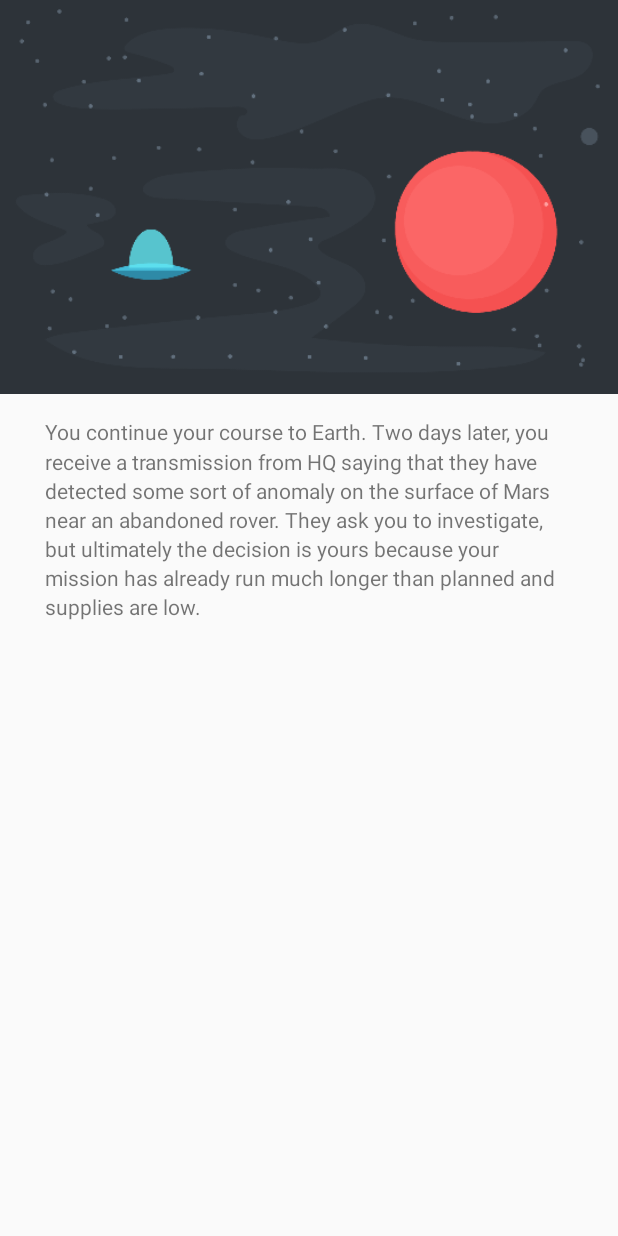
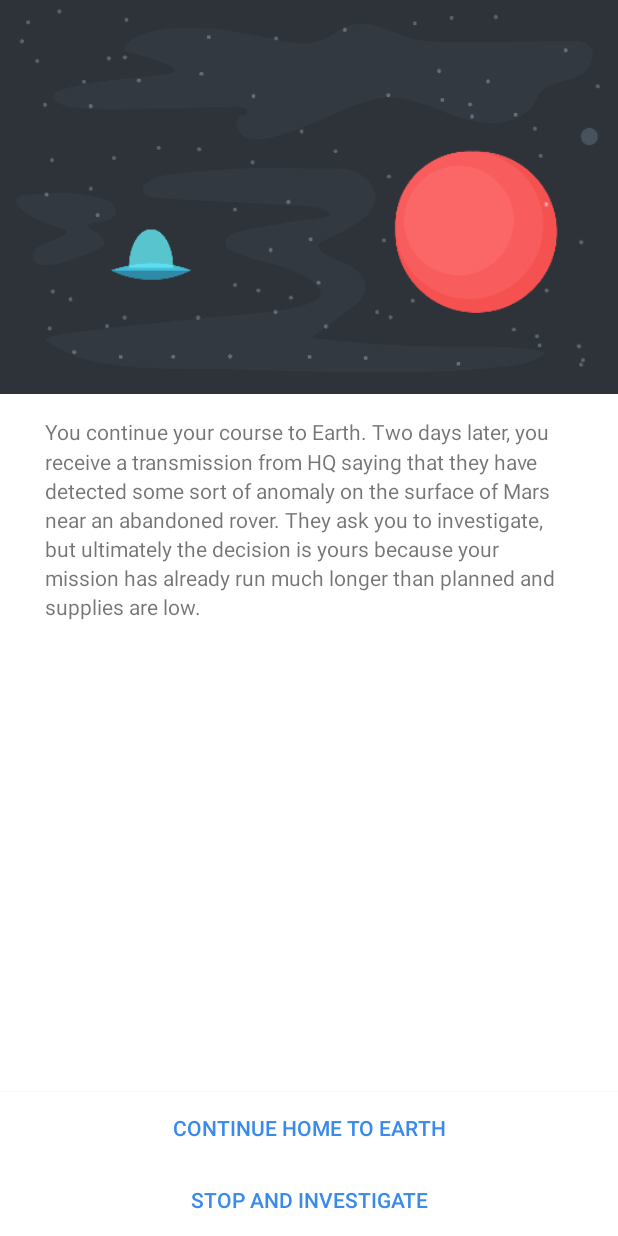
Before and after one commit to fadelakin/SFM, an Android app: the StoryActivity screen opened directly, with no data from a screen before it, on a phone screen of 412 x 824 dp. Run offline under Robolectric (Android 15) with nearby library versions, the phone set to English and light mode, and no system bars.

Commit message:
customize button

```diff
--- a/app/src/main/AndroidManifest.xml
+++ b/app/src/main/AndroidManifest.xml
@@ -20,7 +20,8 @@
         <activity
             android:name=".ui.StoryActivity"
             android:label="@string/title_activity_story"
-            android:parentActivityName=".ui.MainActivity" >
+            android:parentActivityName=".ui.MainActivity"
+            android:screenOrientation="portrait">
             <meta-data
                 android:name="android.support.PARENT_ACTIVITY"
                 android:value=".ui.MainActivity" />
--- a/app/src/main/res/layout/activity_story.xml
+++ b/app/src/main/res/layout/activity_story.xml
@@ -1,7 +1,8 @@
 <RelativeLayout xmlns:android="http://schemas.android.com/apk/res/android"
     xmlns:tools="http://schemas.android.com/tools" android:layout_width="match_parent"
     android:layout_height="match_parent"
-    tools:context="com.fisheradelakin.interactivestory.ui.StoryActivity">
+    tools:context="com.fisheradelakin.interactivestory.ui.StoryActivity"
+    android:background="@android:color/white">
 
     <ImageView
         android:layout_width="match_parent"
@@ -26,4 +27,26 @@
         android:paddingRight="30dp"
         android:paddingTop="15dp"
         android:lineSpacingMultiplier="1.2"/>
+
+    <Button
+        android:layout_width="match_parent"
+        android:layout_height="wrap_content"
+        android:text="Stop and investigate"
+        android:id="@+id/choiceButton2"
+        android:layout_alignParentBottom="true"
+        android:layout_alignParentLeft="true"
+        android:layout_alignParentStart="true"
+        android:background="@android:color/white"
+        android:textColor="#ff3a8aec" />
+
+    <Button
+        android:layout_width="match_parent"
+        android:layout_height="wrap_content"
+        android:text="Continue home to earth"
+        android:id="@+id/choiceButton1"
+        android:layout_above="@+id/choiceButton2"
+        android:layout_alignParentLeft="true"
+        android:layout_alignParentStart="true"
+        android:background="@android:color/white"
+        android:textColor="#FF3A8AEC" />
 </RelativeLayout>
```
Also changed, not shown: app/src/main/res/layout/activity_main.xml (+5 -2 lines).
